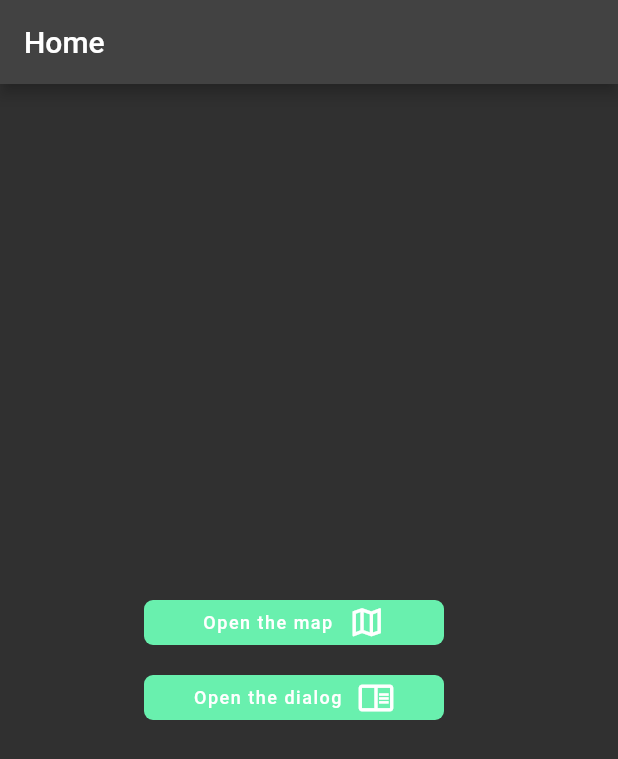
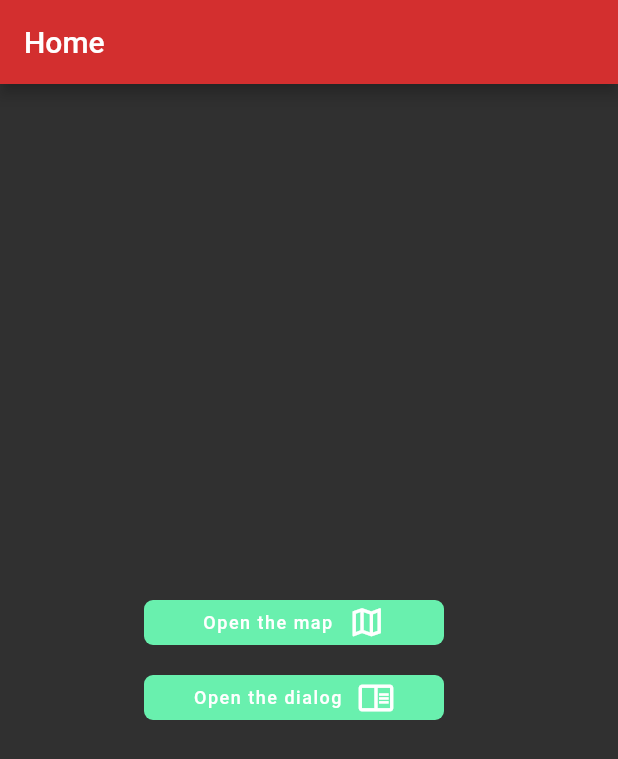
Before and after one commit to Davidinho241/flutter-lib, a Flutter app: the screen it shows after launch, on a phone screen of 412 x 824 dp. Shown: the top 759 px of the screen. Run offline on Flutter 3.47's test engine with Material 2 defaults, Android fonts, the phone set to English and light mode, and no system bars; our stand-ins replace google_maps_flutter; missing offline and left inert: google_maps_flutter_web.

```diff
--- a/lib/src/screens/HomeUI.dart
+++ b/lib/src/screens/HomeUI.dart
@@ -22,6 +22,7 @@ class _HomeUIState extends State<HomeUI> {
     return Scaffold(
       appBar: AppBar(
         title: const Text('Home'),
+        backgroundColor: Colors.red[700],
       ),
       key: _scaffoldKey,
       body: Container(
```
Also changed, not shown: 1 other file.
